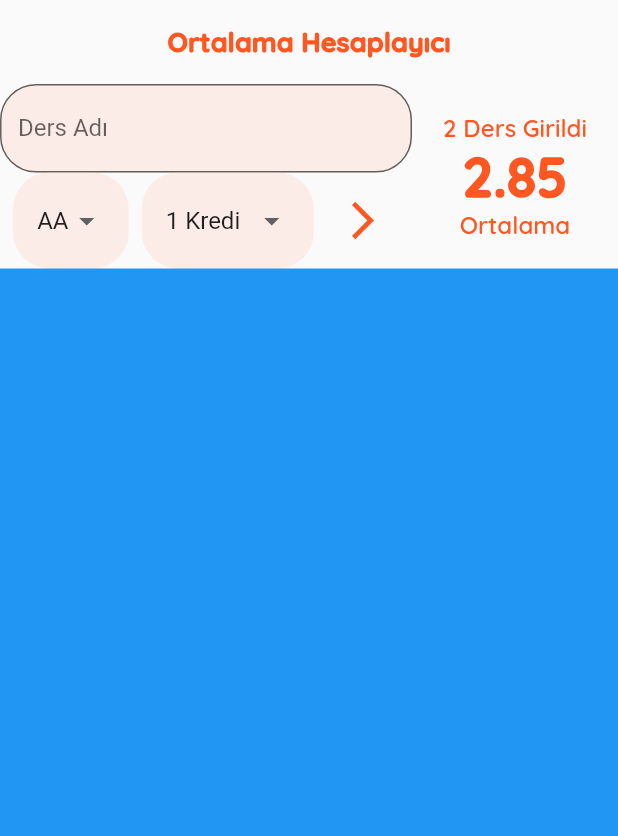
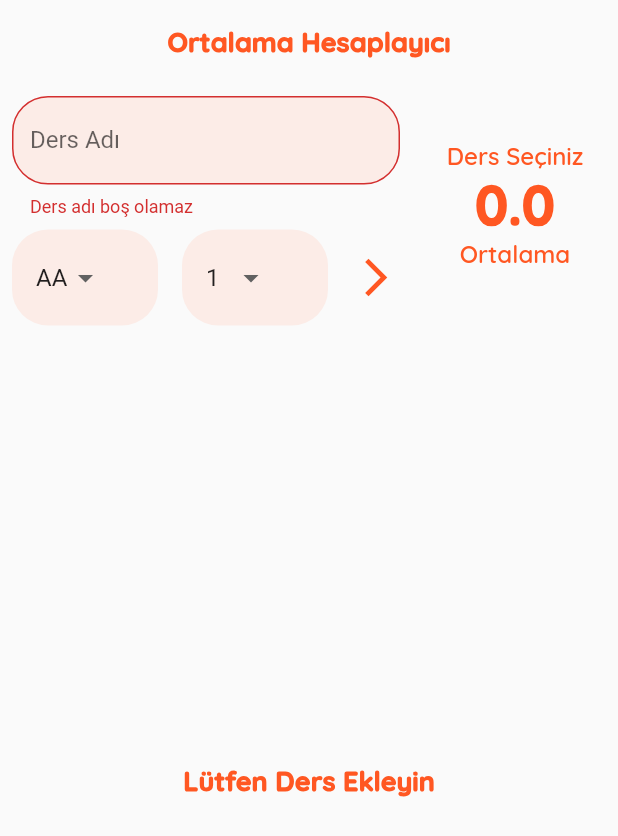
Before and after one commit to berkcangumusisik/100daysOfFlutter, a Flutter app: the screen it shows after launch, after a tap on the "arrow forward ios" icon, on a phone screen of 412 x 824 dp. Shown: the top 836 px of the screen. Run offline on Flutter 3.47's test engine with Material 2 defaults, Android fonts, the phone set to English and light mode, and no system bars; our stand-ins replace dio, easy_localization, email_validator, equatable, flutter_bloc, flutter_easyloading and 9 more; missing offline and left inert: kartal, vexana; accounts and stored records are empty; generated files the repository leaves out were written again.

Commit message:
77.Gün Çalışmaları Eklendi.

```diff
--- a/dynamic_notes_app/lib/helper/data_helper.dart
+++ b/dynamic_notes_app/lib/helper/data_helper.dart
@@ -1,6 +1,23 @@
+import 'package:dynamic_notes_app/model/lesson.dart';
 import 'package:flutter/material.dart';
 
 class DataHelper {
+  static List<Lesson> allLessons = [];
+  static addLesson(Lesson lesson) {
+    allLessons.add(lesson);
+  }
+
+  static double calculateAverage() {
+    double totalNote = 0;
+    double totalCredit = 0;
+
+    for (var element in allLessons) {
+      totalNote += element.credit * element.letterNote;
+      totalCredit += element.credit;
+    }
+    return totalNote / totalCredit;
+  }
+
   static List<String> _letterNotes() {
     return ['AA', 'BA', 'BB', 'CB', 'CC', 'DC', 'DD', 'FD', 'FF'];
   }
@@ -47,7 +64,7 @@ class DataHelper {
     return _allCredits()
         .map((e) => DropdownMenuItem(
               value: e,
-              child: Text("$e Kredi"),
+              child: Text("$e"),
             ))
         .toList();
   }
--- /dev/null
+++ b/dynamic_notes_app/lib/model/lesson.dart
@@ -0,0 +1,12 @@
+class Lesson {
+  final String name;
+  final double letterNote;
+  final double credit;
+
+  Lesson({required this.name, required this.letterNote, required this.credit});
+
+  @override
+  String toString() {
+    return 'Lesson{$name, $letterNote, $credit}';
+  }
+}
--- a/dynamic_notes_app/lib/pages/note_average_page.dart
+++ b/dynamic_notes_app/lib/pages/note_average_page.dart
@@ -1,5 +1,9 @@
 import 'package:dynamic_notes_app/constants/app_constant.dart';
 import 'package:dynamic_notes_app/helper/data_helper.dart';
+import 'package:dynamic_notes_app/model/lesson.dart';
+import 'package:dynamic_notes_app/widgets/credit_dropdown_widget.dart';
+import 'package:dynamic_notes_app/widgets/lesson_list.dart';
+import 'package:dynamic_notes_app/widgets/letter_dropdown.dart';
 import 'package:dynamic_notes_app/widgets/show_average.dart';
 import 'package:flutter/material.dart';
 
@@ -14,9 +18,11 @@ class _NoteAverageAppState extends State<NoteAverageApp> {
   var formKey = GlobalKey<FormState>();
   double selectedNote = 4;
   double selectedCredit = 1;
+  String lessonName = "";
   @override
   Widget build(BuildContext context) {
     return Scaffold(
+      resizeToAvoidBottomInset: false,
       appBar: AppBar(
         title: Center(
           child: Text(
@@ -36,17 +42,22 @@ class _NoteAverageAppState extends State<NoteAverageApp> {
                 flex: 2,
                 child: Container(child: _buildForm()),
               ),
-              const Expanded(
+              Expanded(
                 flex: 1,
                 child: ShowAverage(
-                  average: 2.85,
-                  lessonCount: 2,
+                  lessonCount: DataHelper.allLessons.length,
+                  average: DataHelper.calculateAverage(),
                 ),
               ),
             ],
           ),
           Expanded(
-            child: Container(color: Colors.blue),
+            child: LessonList(
+              onDismiss: (index) {
+                DataHelper.allLessons.removeAt(index);
+                setState(() {});
+              },
+            ),
           ),
         ],
       ),
@@ -58,14 +69,40 @@ class _NoteAverageAppState extends State<NoteAverageApp> {
       key: formKey,
       child: Column(
         children: [
-          _buildTextFormField(),
+          Padding(
+              padding: const EdgeInsets.symmetric(vertical: 8, horizontal: 8),
+              child: _buildTextFormField()),
           Row(
             mainAxisAlignment: MainAxisAlignment.spaceEvenly,
             children: [
-              _buildNotes(),
-              _buildCredits(),
+              Expanded(
+                child: Padding(
+                  padding: const EdgeInsets.symmetric(horizontal: 8),
+                  child: LetterDropdownWidget(onLetterSelected: (letter) {
+                    selectedNote = letter;
+                  }),
+                ),
+              ),
+              Expanded(
+                child: Padding(
+                  padding: const EdgeInsets.symmetric(horizontal: 8),
+                  child: CreditDropdownWidget(onCreditSelected: (credit) {
+                    selectedCredit = credit;
+                  }),
+                ),
+              ),
               IconButton(
-                onPressed: () {},
+                onPressed: () {
+                  if (formKey.currentState!.validate()) {
+                    formKey.currentState!.save();
+                    var addLesson = Lesson(
+                      name: lessonName,
+                      letterNote: selectedNote,
+                      credit: selectedCredit,
+                    );
+                    DataHelper.addLesson(addLesson);
+                  }
+                },
                 icon: const Icon(Icons.arrow_forward_ios_outlined),
                 color: Consts.primaryColor,
                 iconSize: 30,
@@ -88,46 +125,18 @@ class _NoteAverageAppState extends State<NoteAverageApp> {
         filled: true,
         fillColor: Consts.primaryColor.shade100.withOpacity(0.3),
       ),
-    );
-  }
-
-  _buildNotes() {
-    return Container(
-      padding: Consts.padding,
-      decoration: BoxDecoration(
-        color: Consts.primaryColor.shade100.withOpacity(0.3),
-        borderRadius: Consts.borderRadius,
-      ),
-      child: DropdownButton(
-        items: DataHelper.getLetterNotes(),
-        underline: Container(),
-        value: selectedNote,
-        onChanged: (value) {
-          setState(() {
-            selectedNote = value?.toDouble() ?? 4;
-          });
-        },
-      ),
-    );
-  }
-
-  _buildCredits() {
-    return Container(
-      padding: Consts.padding,
-      decoration: BoxDecoration(
-        color: Consts.primaryColor.shade100.withOpacity(0.3),
-        borderRadius: Consts.borderRadius,
-      ),
-      child: DropdownButton(
-        items: DataHelper.getAllCredits(),
-        underline: Container(),
-        value: selectedCredit,
-        onChanged: (value) {
-          setState(() {
-            selectedCredit = value?.toDouble() ?? 4;
-          });
-        },
-      ),
+      onSaved: (newValue) {
+        setState(() {
+          lessonName = newValue ?? "";
+        });
+      },
+      validator: (s) {
+        if (s!.isEmpty) {
+          return "Ders adı boş olamaz";
+        } else {
+          return null;
+        }
+      },
     );
   }
 }
--- /dev/null
+++ b/dynamic_notes_app/lib/widgets/credit_dropdown_widget.dart
@@ -0,0 +1,36 @@
+import 'package:dynamic_notes_app/constants/app_constant.dart';
+import 'package:dynamic_notes_app/helper/data_helper.dart';
+import 'package:flutter/material.dart';
+
+class CreditDropdownWidget extends StatefulWidget {
+  final Function onCreditSelected;
+  const CreditDropdownWidget({super.key, required this.onCreditSelected});
+
+  @override
+  State<CreditDropdownWidget> createState() => _CreditDropdownWidgetState();
+}
+
+class _CreditDropdownWidgetState extends State<CreditDropdownWidget> {
+  double selectedCredit = 1;
+  @override
+  Widget build(BuildContext context) {
+    return Container(
+      padding: Consts.padding,
+      decoration: BoxDecoration(
+        color: Consts.primaryColor.shade100.withOpacity(0.3),
+        borderRadius: Consts.borderRadius,
+      ),
+      child: DropdownButton(
+        items: DataHelper.getAllCredits(),
+        underline: Container(),
+        value: selectedCredit,
+        onChanged: (value) {
+          setState(() {
+            selectedCredit = value?.toDouble() ?? 4;
+            widget.onCreditSelected(selectedCredit);
+          });
+        },
+      ),
+    );
+  }
+}
--- /dev/null
+++ b/dynamic_notes_app/lib/widgets/lesson_list.dart
@@ -0,0 +1,51 @@
+import 'package:dynamic_notes_app/constants/app_constant.dart';
+import 'package:dynamic_notes_app/helper/data_helper.dart';
+import 'package:flutter/material.dart';
+
+class LessonList extends StatelessWidget {
+  LessonList({super.key, required this.onDismiss});
+  final Function onDismiss;
+
+  List allLessons = DataHelper.allLessons;
+
+  @override
+  Widget build(BuildContext context) {
+    return allLessons.isNotEmpty
+        ? ListView.builder(
+            itemBuilder: (context, index) {
+              return Dismissible(
+                key: UniqueKey(),
+                direction: DismissDirection.startToEnd,
+                onDismissed: (direction) {
+                  onDismiss(index);
+                },
+                child: Padding(
+                  padding: const EdgeInsets.all(2.0),
+                  child: Card(
+                      child: ListTile(
+                          title: Text(
+                            allLessons[index].name,
+                          ),
+                          leading: CircleAvatar(
+                            backgroundColor: Consts.primaryColor,
+                            child: Text((allLessons[index].letterNote *
+                                    allLessons[index].credit)
+                                .toStringAsFixed(0)),
+                          ),
+                          subtitle: Text(
+                            "Kredi: ${allLessons[index].credit}  Ders Notu: ${allLessons[index].letterNote}",
+                          ))),
+                ),
+              );
+            },
+            itemCount: allLessons.length,
+          )
+        : Container(
+            child: Center(
+                child: Text(
+              "Lütfen Ders Ekleyin",
+              style: Consts.headingStyle,
+            )),
+          );
+  }
+}
--- /dev/null
+++ b/dynamic_notes_app/lib/widgets/letter_dropdown.dart
@@ -0,0 +1,36 @@
+import 'package:dynamic_notes_app/constants/app_constant.dart';
+import 'package:dynamic_notes_app/helper/data_helper.dart';
+import 'package:flutter/material.dart';
+
+class LetterDropdownWidget extends StatefulWidget {
+  const LetterDropdownWidget({super.key, required this.onLetterSelected});
+  final Function onLetterSelected;
+  @override
+  State<LetterDropdownWidget> createState() => _LetterDropdownWidgetState();
+}
+
+class _LetterDropdownWidgetState extends State<LetterDropdownWidget> {
+  double selectedNote = 4;
+
+  @override
+  Widget build(BuildContext context) {
+    return Container(
+      padding: Consts.padding,
+      decoration: BoxDecoration(
+        color: Consts.primaryColor.shade100.withOpacity(0.3),
+        borderRadius: Consts.borderRadius,
+      ),
+      child: DropdownButton(
+        items: DataHelper.getLetterNotes(),
+        underline: Container(),
+        value: selectedNote,
+        onChanged: (value) {
+          setState(() {
+            selectedNote = value?.toDouble() ?? 4;
+            widget.onLetterSelected(selectedNote);
+          });
+        },
+      ),
+    );
+  }
+}
```
Also changed, not shown: 1 other file.
